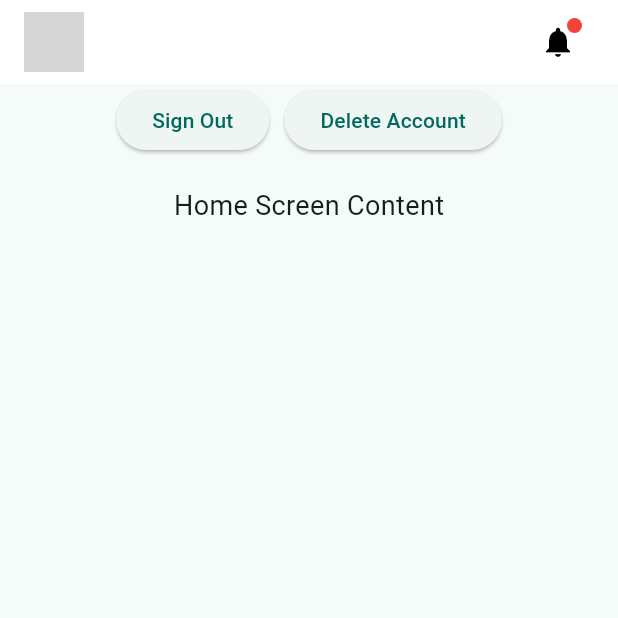
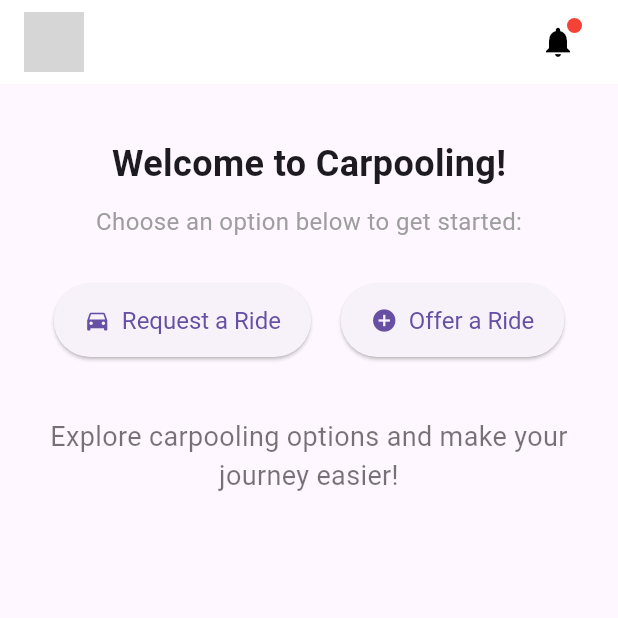
Before and after one commit to carpooling-egy/frontend, a Flutter app: the HomeScreen screen opened by its route, on a phone screen of 412 x 824 dp, the top half of it. Run offline on Flutter 3.47's test engine with Material 3 defaults, Android fonts, the phone set to English and light mode, and no system bars; our stand-ins replace firebase_auth, firebase_core, go_router, google_sign_in; missing offline and left inert: flutter_facebook_auth; accounts and stored records are empty; grey boxes are pictures that could not be loaded.

Commit message:
Try to add home page

```diff
--- a/lib/routing/routes.dart
+++ b/lib/routing/routes.dart
@@ -1,7 +1,9 @@
 abstract final class Routes {
-  static const welcome = '/';
-  static const home = '/home';
-  static const signin = '/signin';
-  static const signup = '/signup';
+  static const welcome = '/welcome';
+  static const home = '/';
+  static const signIn = '/signin';
+  static const signUp = '/signup';
   static const profile = '/profile';
+  static const requestRide = '/requestRide';
+  static const offerRide = '/offerRide';
 }
--- a/lib/ui/screens/home.dart
+++ b/lib/ui/screens/home.dart
@@ -1,94 +1,134 @@
 import 'package:flutter/material.dart';
-import 'package:provider/provider.dart';
 import 'package:go_router/go_router.dart';
-
-import 'package:frontend/services/auth/firebase_auth_methods.dart';
+import 'package:frontend/config/assets.dart';
 import 'package:frontend/routing/routes.dart';
 
-import 'package:frontend/config/assets.dart';
-
-
 class HomeScreen extends StatelessWidget {
-  const HomeScreen({Key? key}) : super(key: key);
+  const HomeScreen({super.key});
 
   @override
   Widget build(BuildContext context) {
     return Scaffold(
-      appBar: AppBar(
+      appBar: const HomeAppBar(),
+      body: const Padding(
+        padding: EdgeInsets.all(16.0),
+        child: HomeContent(),
+      ),
+    );
+  }
+}
+
+class HomeAppBar extends StatelessWidget implements PreferredSizeWidget {
+  const HomeAppBar({super.key});
+
+  @override
+  Widget build(BuildContext context) {
+    return AppBar(
       backgroundColor: Colors.white,
       elevation: 0,
-        automaticallyImplyLeading: false, // Removes the default back button
+      automaticallyImplyLeading: false,
       title: Row(
         mainAxisAlignment: MainAxisAlignment.spaceBetween,
         children: [
-            // Profile Picture
           GestureDetector(
             onTap: () => context.go(Routes.profile),
             child: const CircleAvatar(
               radius: 20,
-                backgroundImage: AssetImage(
-                  AppAssets.avatar,
-                ), // Replace with your image
+              backgroundImage: AssetImage(AppAssets.avatar),
             ),
           ),
-
-            // Notification Icon with Badge
           Stack(
             children: [
               IconButton(
                 icon: const Icon(Icons.notifications, color: Colors.black),
-                  onPressed: () {
-                    // Notification logic
-                  },
+                onPressed: () {},
               ),
-                Positioned(
+              const Positioned(
                 right: 8,
                 top: 8,
-                  child: Container(
-                    width: 10,
-                    height: 10,
-                    decoration: const BoxDecoration(
-                      color: Colors.red,
-                      shape: BoxShape.circle,
-                    ),
+                child: CircleAvatar(
+                  backgroundColor: Colors.red,
+                  radius: 5,
                 ),
               ),
             ],
           ),
         ],
       ),
+    );
+  }
+
+  @override
+  Size get preferredSize => const Size.fromHeight(kToolbarHeight);
+}
+
+class HomeContent extends StatelessWidget {
+  const HomeContent({super.key});
+
+  @override
+  Widget build(BuildContext context) {
+    return Column(
+      children: [
+        const SizedBox(height: 20),
+        const Text(
+          'Welcome to Carpooling!',
+          style: TextStyle(fontSize: 24, fontWeight: FontWeight.bold),
         ),
-      body: Column(
-        children: [
-          // Buttons Section
+        const SizedBox(height: 10),
+        const Text(
+          'Choose an option below to get started:',
+          style: TextStyle(fontSize: 16, color: Colors.grey),
+        ),
+        const SizedBox(height: 30),
         Row(
-            mainAxisAlignment: MainAxisAlignment.center,
-            children: [
-              ElevatedButton(
-                onPressed: () {
-                  context.read<FirebaseAuthMethods>().signOut(context);
-                },
-                child: const Text('Sign Out'),
+          mainAxisAlignment: MainAxisAlignment.spaceEvenly,
+          children: const [
+            HomeActionButton(
+              icon: Icons.directions_car,
+              label: 'Request a Ride',
+              route: '/requestRide',
             ),
-              const SizedBox(width: 10), // Add spacing between buttons
-              ElevatedButton(
-                onPressed: () {
-                  context.read<FirebaseAuthMethods>().deleteAccount(context);
-                },
-                child: const Text('Delete Account'),
+            HomeActionButton(
+              icon: Icons.add_circle,
+              label: 'Offer a Ride',
+              route: '/offerRide',
             ),
           ],
         ),
-          const SizedBox(height: 20),
-
-          // Main Content Section
+        const SizedBox(height: 40),
         const Center(
           child: Text(
-              'Home Screen Content',
-              style: TextStyle(fontSize: 18),
+            'Explore carpooling options and make your journey easier!',
+            textAlign: TextAlign.center,
+            style: TextStyle(fontSize: 18, color: Colors.black54),
           ),
         ),
       ],
+    );
+  }
+}
+
+class HomeActionButton extends StatelessWidget {
+  final IconData icon;
+  final String label;
+  final String route;
+
+  const HomeActionButton({
+    super.key,
+    required this.icon,
+    required this.label,
+    required this.route,
+  });
+
+  @override
+  Widget build(BuildContext context) {
+    return ElevatedButton.icon(
+      onPressed: () => context.go(route),
+      icon: Icon(icon),
+      label: Text(label),
+      style: ElevatedButton.styleFrom(
+        padding: const EdgeInsets.symmetric(horizontal: 20, vertical: 15),
+        textStyle: const TextStyle(fontSize: 16),
       ),
     );
   }
--- /dev/null
+++ b/lib/ui/screens/offer_ride.dart
@@ -0,0 +1,14 @@
+import 'package:flutter/material.dart';
+import 'package:frontend/screens/shared/ride_screen.dart';
+
+class OfferRideScreen extends StatelessWidget {
+  const OfferRideScreen({super.key});
+
+  @override
+  Widget build(BuildContext context) {
+    return const RideScreen(
+      title: 'Offer a Ride',
+      message: 'This is the Offer a Ride screen.',
+    );
+  }
+}
--- /dev/null
+++ b/lib/ui/screens/request_ride.dart
@@ -0,0 +1,14 @@
+import 'package:flutter/material.dart';
+import 'package:frontend/screens/shared/ride_screen.dart';
+
+class RequestRideScreen extends StatelessWidget {
+  const RequestRideScreen({super.key});
+
+  @override
+  Widget build(BuildContext context) {
+    return const RideScreen(
+      title: 'Request a Ride',
+      message: 'This is the Request a Ride screen.',
+    );
+  }
+}
--- a/lib/ui/screens/signin.dart
+++ b/lib/ui/screens/signin.dart
@@ -183,7 +183,7 @@
                     children: [
                       const Text("Don't have an account? "),
                       GestureDetector(
-                        onTap: () => context.go(Routes.signup),
+                        onTap: () => context.go(Routes.signUp),
                         child: const Text(
                           "Sign Up",
                           style: TextStyle(
--- a/lib/ui/screens/signup.dart
+++ b/lib/ui/screens/signup.dart
@@ -173,7 +173,7 @@
                     children: [
                       const Text("Already have an account? "),
                       GestureDetector(
-                        onTap:() => context.go(Routes.signin),
+                        onTap:() => context.go(Routes.signIn),
                         child: const Text(
                           "Sign In",
                           style: TextStyle(
--- a/lib/ui/screens/welcome.dart
+++ b/lib/ui/screens/welcome.dart
@@ -42,7 +42,7 @@
                   SizedBox(height: 80),
                   Center(
                     child: ElevatedButton(
-                      onPressed: () => context.go(Routes.signin),
+                      onPressed: () => context.go(Routes.signIn),
                       style: ElevatedButton.styleFrom(
                         backgroundColor: Palette.accentColor,
                         padding: EdgeInsets.symmetric(horizontal: 100, vertical: 15),
@@ -54,7 +54,7 @@
                   SizedBox(height: 10),
                   Center(
                     child: GestureDetector(
-                      onTap: () => context.go(Routes.signup),
+                      onTap: () => context.go(Routes.signUp),
                       child: RichText(
                         text: TextSpan(
                           text: "Don't have an account? ",
--- a/pubspec.yaml
+++ b/pubspec.yaml
@@ -39,7 +39,7 @@
   provider: ^6.0.5
   google_sign_in: ^6.3.0
   flutter_facebook_auth: 7.1.1
-  go_router: ^7.0.0
+  go_router: ^13.0.1
 
 
 dev_dependencies:
```
Also changed, not shown: lib/main.dart (+22 -42 lines), lib/routing/router.dart (+38 -47 lines), lib/screens/shared/ride_screen.dart (added, +23 -0 lines), lib/ui/screens/shared/request.dart (added, +23 -0 lines), pubspec.lock. Lines whose indentation alone changed are shown as unchanged.
